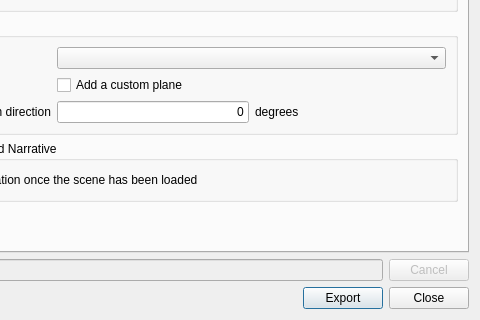
minorua/Qgis2threejs, file gui/ui/exporttowebdialog.ui: the form before one commit; both pictures show x 113 to 593 and y 205 to 525 of the 593 by 525 pixel window.
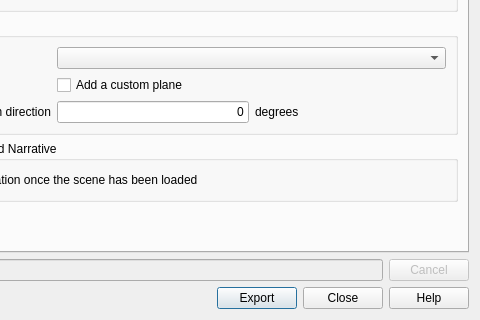
The form after the commit.

Commit message: add help button to dialogs other than the property dialog

Patch:
```diff
--- a/gui/ui/exporttowebdialog.ui
+++ b/gui/ui/exporttowebdialog.ui
@@ -296,6 +296,13 @@
        </property>
       </widget>
      </item>
+     <item>
+      <widget class="QPushButton" name="pushButtonHelp">
+       <property name="text">
+        <string>Help</string>
+       </property>
+      </widget>
+     </item>
     </layout>
    </item>
   </layout>
```
The commit also changes 18 other files.
